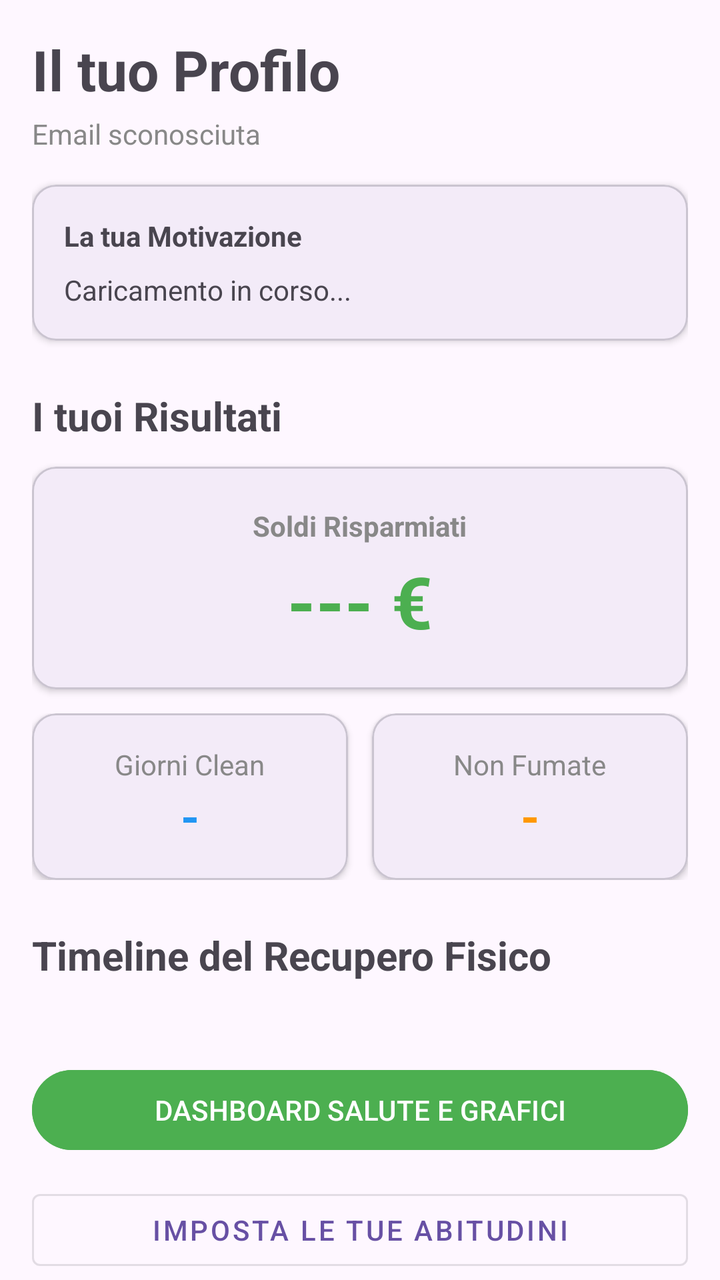
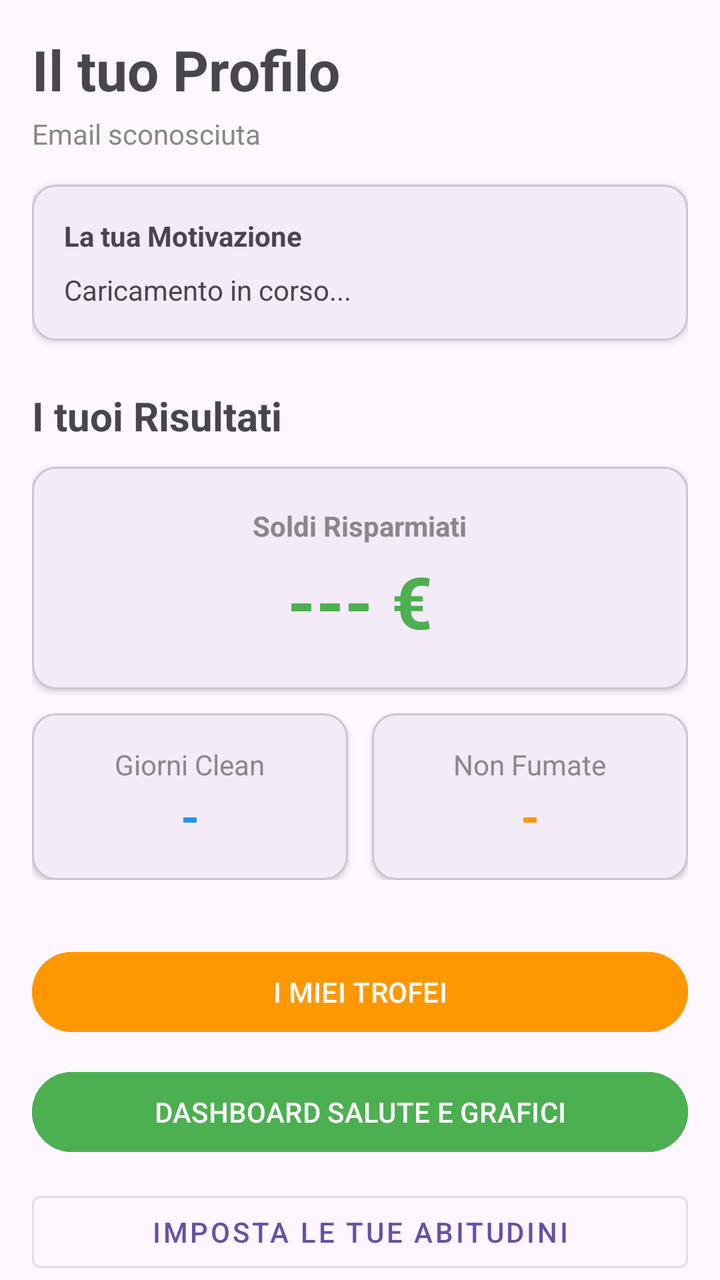

The first picture is an Android layout as it rendered before a commit; the second is the same layout after the commit. The layout source and the unified diff follow.
<!-- AndroidManifest.xml: application theme Theme.SmokeShield -->
<!-- res/layout/fragment_profile.xml -->
<?xml version="1.0" encoding="utf-8"?>
<layout xmlns:android="http://schemas.android.com/apk/res/android"
    xmlns:app="http://schemas.android.com/apk/res-auto">

    <androidx.core.widget.NestedScrollView
        android:layout_width="match_parent"
        android:layout_height="match_parent"
        android:fillViewport="true">

        <androidx.constraintlayout.widget.ConstraintLayout
            android:layout_width="match_parent"
            android:layout_height="wrap_content"
            android:padding="16dp">

            
            <TextView android:id="@+id/tv_welcome" android:layout_height="wrap_content" android:layout_width="wrap_content" android:text="Il tuo Profilo" android:textSize="28sp" android:textStyle="bold" app:layout_constraintStart_toStartOf="parent" app:layout_constraintTop_toTopOf="parent"/>
            <TextView android:id="@+id/tv_email_display" android:layout_height="wrap_content" android:layout_marginTop="4dp" android:layout_width="wrap_content" android:text="Email sconosciuta" android:textColor="#888888" app:layout_constraintStart_toStartOf="parent" app:layout_constraintTop_toBottomOf="@id/tv_welcome"/>

            <com.google.android.material.card.MaterialCardView
                android:id="@+id/card_motivazione"
                android:layout_width="match_parent"
                android:layout_height="wrap_content"
                android:layout_marginTop="16dp"
                app:cardCornerRadius="12dp"
                app:cardElevation="2dp"
                app:layout_constraintTop_toBottomOf="@id/tv_email_display">
                <LinearLayout android:layout_height="wrap_content" android:layout_width="match_parent" android:orientation="vertical" android:padding="16dp">
                    <TextView android:layout_height="wrap_content" android:layout_width="wrap_content" android:text="La tua Motivazione" android:textStyle="bold"/>
                    <TextView android:id="@+id/tv_motivo_display" android:layout_height="wrap_content" android:layout_marginTop="8dp" android:layout_width="match_parent" android:text="Caricamento in corso..."/>
                </LinearLayout>
            </com.google.android.material.card.MaterialCardView>

            
            <TextView
                android:id="@+id/tv_risultati_titolo"
                android:layout_width="wrap_content"
                android:layout_height="wrap_content"
                android:text="I tuoi Risultati"
                android:textSize="20sp"
                android:textStyle="bold"
                android:layout_marginTop="24dp"
                app:layout_constraintStart_toStartOf="parent"
                app:layout_constraintTop_toBottomOf="@id/card_motivazione" />

            <com.google.android.material.card.MaterialCardView
                android:id="@+id/card_soldi"
                android:layout_width="match_parent"
                android:layout_height="wrap_content"
                android:layout_marginTop="12dp"
                app:cardCornerRadius="12dp"
                app:cardElevation="2dp"
                app:layout_constraintTop_toBottomOf="@id/tv_risultati_titolo">
                <LinearLayout android:layout_width="match_parent" android:layout_height="wrap_content" android:orientation="vertical" android:padding="20dp" android:gravity="center">
                    <TextView android:layout_width="wrap_content" android:layout_height="wrap_content" android:text="Soldi Risparmiati" android:textColor="#888888" android:textStyle="bold" />
                    <TextView android:id="@+id/tv_risparmio_soldi" android:layout_width="wrap_content" android:layout_height="wrap_content" android:text="--- €" android:textSize="36sp" android:textStyle="bold" android:textColor="#4CAF50" android:layout_marginTop="4dp"/>
                </LinearLayout>
            </com.google.android.material.card.MaterialCardView>

            <LinearLayout
                android:id="@+id/ll_stats_minori"
                android:layout_width="match_parent"
                android:layout_height="wrap_content"
                android:orientation="horizontal"
                android:weightSum="2"
                android:layout_marginTop="12dp"
                app:layout_constraintTop_toBottomOf="@id/card_soldi">

                <com.google.android.material.card.MaterialCardView android:layout_width="0dp" android:layout_height="wrap_content" android:layout_weight="1" android:layout_marginEnd="6dp" app:cardCornerRadius="12dp" app:cardElevation="2dp">
                    <LinearLayout android:layout_width="match_parent" android:layout_height="wrap_content" android:padding="16dp" android:orientation="vertical" android:gravity="center">
                        <TextView android:layout_width="wrap_content" android:layout_height="wrap_content" android:text="Giorni Clean" android:textColor="#888888"/>
                        <TextView android:id="@+id/tv_giorni_senza" android:layout_width="wrap_content" android:layout_height="wrap_content" android:text="-" android:textSize="24sp" android:textStyle="bold" android:textColor="#2196F3"/>
                    </LinearLayout>
                </com.google.android.material.card.MaterialCardView>

                <com.google.android.material.card.MaterialCardView android:layout_width="0dp" android:layout_height="wrap_content" android:layout_weight="1" android:layout_marginStart="6dp" app:cardCornerRadius="12dp" app:cardElevation="2dp">
                    <LinearLayout android:layout_width="match_parent" android:layout_height="wrap_content" android:padding="16dp" android:orientation="vertical" android:gravity="center">
                        <TextView android:layout_width="wrap_content" android:layout_height="wrap_content" android:text="Non Fumate" android:textColor="#888888"/>
                        <TextView android:id="@+id/tv_sigarette_evitate" android:layout_width="wrap_content" android:layout_height="wrap_content" android:text="-" android:textSize="24sp" android:textStyle="bold" android:textColor="#FF9800"/>
                    </LinearLayout>
                </com.google.android.material.card.MaterialCardView>
            </LinearLayout>

            <TextView
                android:id="@+id/tv_trofei_titolo"
                android:layout_width="wrap_content"
                android:layout_height="wrap_content"
                android:text="Timeline del Recupero Fisico"
                android:textSize="20sp"
                android:textStyle="bold"
                android:layout_marginTop="24dp"
                app:layout_constraintStart_toStartOf="parent"
                app:layout_constraintTop_toBottomOf="@id/ll_stats_minori" />

            <androidx.recyclerview.widget.RecyclerView
                android:id="@+id/rv_trofei"
                android:layout_width="match_parent"
                android:layout_height="wrap_content"
                android:layout_marginTop="8dp"
                android:clipToPadding="false"
                android:paddingStart="4dp"
                android:paddingEnd="4dp"
                app:layout_constraintTop_toBottomOf="@id/tv_trofei_titolo" />

            
            
            <com.google.android.material.button.MaterialButton
                android:id="@+id/btn_health_dashboard"
                android:layout_width="match_parent"
                android:layout_height="wrap_content"
                android:layout_marginTop="32dp"
                android:text="DASHBOARD SALUTE E GRAFICI"
                android:backgroundTint="#4CAF50"
                app:layout_constraintTop_toBottomOf="@id/rv_trofei" />

            <com.google.android.material.button.MaterialButton
                android:id="@+id/btn_imposta_abitudini"
                style="@style/Widget.MaterialComponents.Button.OutlinedButton"
                android:layout_width="match_parent"
                android:layout_height="wrap_content"
                android:layout_marginTop="12dp"
                android:text="IMPOSTA LE TUE ABITUDINI"
                app:layout_constraintTop_toBottomOf="@id/btn_health_dashboard" />

            <com.google.android.material.button.MaterialButton
                android:id="@+id/btn_vedi_storico"
                style="@style/Widget.MaterialComponents.Button.OutlinedButton"
                android:layout_width="match_parent"
                android:layout_height="wrap_content"
                android:layout_marginTop="12dp"
                android:text="VISUALIZZA STORICO CRISI"
                app:layout_constraintTop_toBottomOf="@id/btn_imposta_abitudini" />

            
            <com.google.android.material.floatingactionbutton.FloatingActionButton
                android:id="@+id/fab_settings"
                android:layout_width="wrap_content"
                android:layout_height="wrap_content"
                android:layout_marginTop="32dp"
                android:layout_marginEnd="16dp"
                android:layout_marginBottom="32dp"
                android:contentDescription="Impostazioni"
                app:srcCompat="@android:drawable/ic_menu_preferences"
                app:layout_constraintTop_toBottomOf="@id/btn_vedi_storico"
                app:layout_constraintEnd_toEndOf="parent"
                app:layout_constraintBottom_toBottomOf="parent"/>

            <Button android:id="@+id/btn_logout" android:layout_height="wrap_content" android:layout_width="wrap_content" android:text="ESCI DALL'APP" android:textColor="#F44336" app:layout_constraintBottom_toBottomOf="@id/fab_settings" app:layout_constraintStart_toStartOf="parent" app:layout_constraintTop_toTopOf="@id/fab_settings" style="@style/Widget.MaterialComponents.Button.TextButton"/>

        </androidx.constraintlayout.widget.ConstraintLayout>
    </androidx.core.widget.NestedScrollView>
</layout>
<!-- resources referenced by this layout -->
<resources>
  <style name="Theme.SmokeShield" parent="Base.Theme.SmokeShield" />
  <style name="Base.Theme.SmokeShield" parent="Theme.Material3.DayNight.NoActionBar">
          <item name="android:windowLayoutInDisplayCutoutMode" tools:targetApi="p">shortEdges</item>
          <item name="android:statusBarColor">?android:attr/colorBackground</item>
          <item name="android:navigationBarColor">?android:attr/colorBackground</item>
      </style>
</resources>

<!-- the commit's change to res/layout/fragment_profile.xml (unified diff, before → after) -->
@@ -80,37 +80,26 @@
                 </com.google.android.material.card.MaterialCardView>
             </LinearLayout>
 
-            <TextView
-                android:id="@+id/tv_trofei_titolo"
-                android:layout_width="wrap_content"
+            
+
+            
+            <com.google.android.material.button.MaterialButton
+                android:id="@+id/btn_trophies"
+                android:layout_width="match_parent"
                 android:layout_height="wrap_content"
-                android:text="Timeline del Recupero Fisico"
-                android:textSize="20sp"
-                android:textStyle="bold"
-                android:layout_marginTop="24dp"
-                app:layout_constraintStart_toStartOf="parent"
+                android:layout_marginTop="32dp"
+                android:text="I MIEI TROFEI"
+                android:backgroundTint="#FF9800"
                 app:layout_constraintTop_toBottomOf="@id/ll_stats_minori" />
 
-            <androidx.recyclerview.widget.RecyclerView
-                android:id="@+id/rv_trofei"
-                android:layout_width="match_parent"
-                android:layout_height="wrap_content"
-                android:layout_marginTop="8dp"
-                android:clipToPadding="false"
-                android:paddingStart="4dp"
-                android:paddingEnd="4dp"
-                app:layout_constraintTop_toBottomOf="@id/tv_trofei_titolo" />
-
-            
-            
             <com.google.android.material.button.MaterialButton
                 android:id="@+id/btn_health_dashboard"
                 android:layout_width="match_parent"
                 android:layout_height="wrap_content"
-                android:layout_marginTop="32dp"
+                android:layout_marginTop="12dp"
                 android:text="DASHBOARD SALUTE E GRAFICI"
                 android:backgroundTint="#4CAF50"
-                app:layout_constraintTop_toBottomOf="@id/rv_trofei" />
+                app:layout_constraintTop_toBottomOf="@id/btn_trophies" />
 
             <com.google.android.material.button.MaterialButton
                 android:id="@+id/btn_imposta_abitudini"
